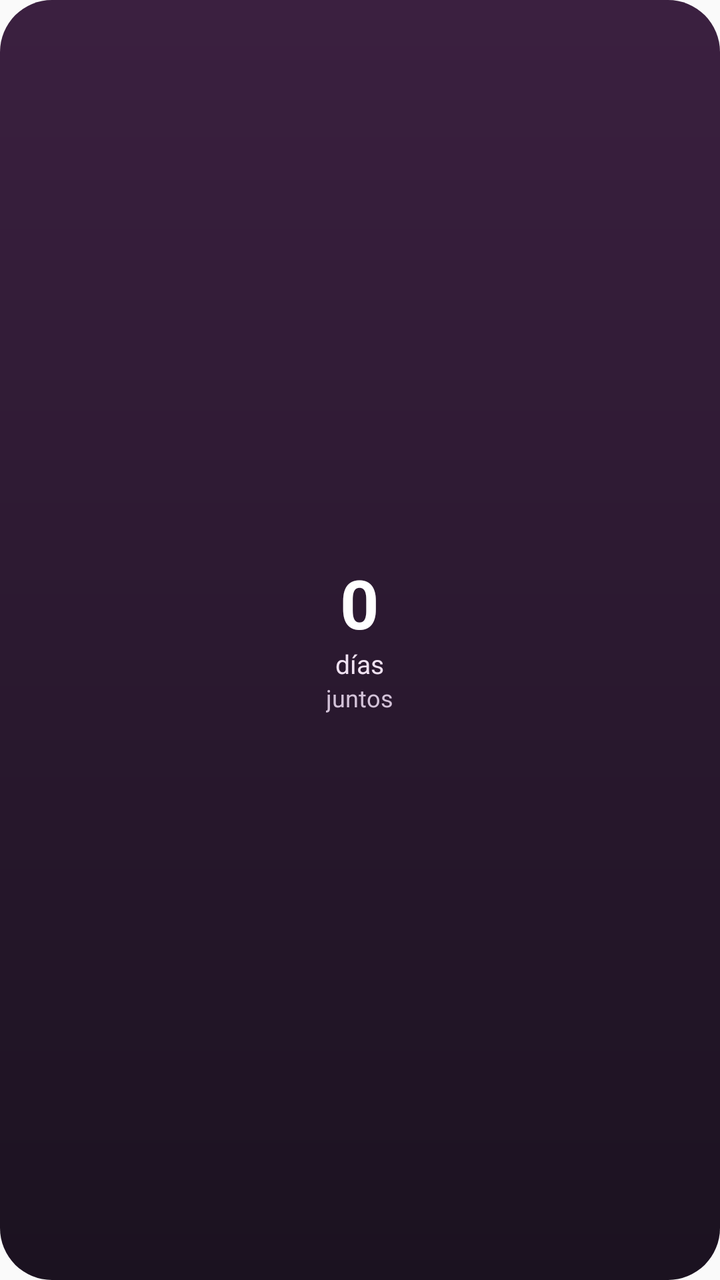
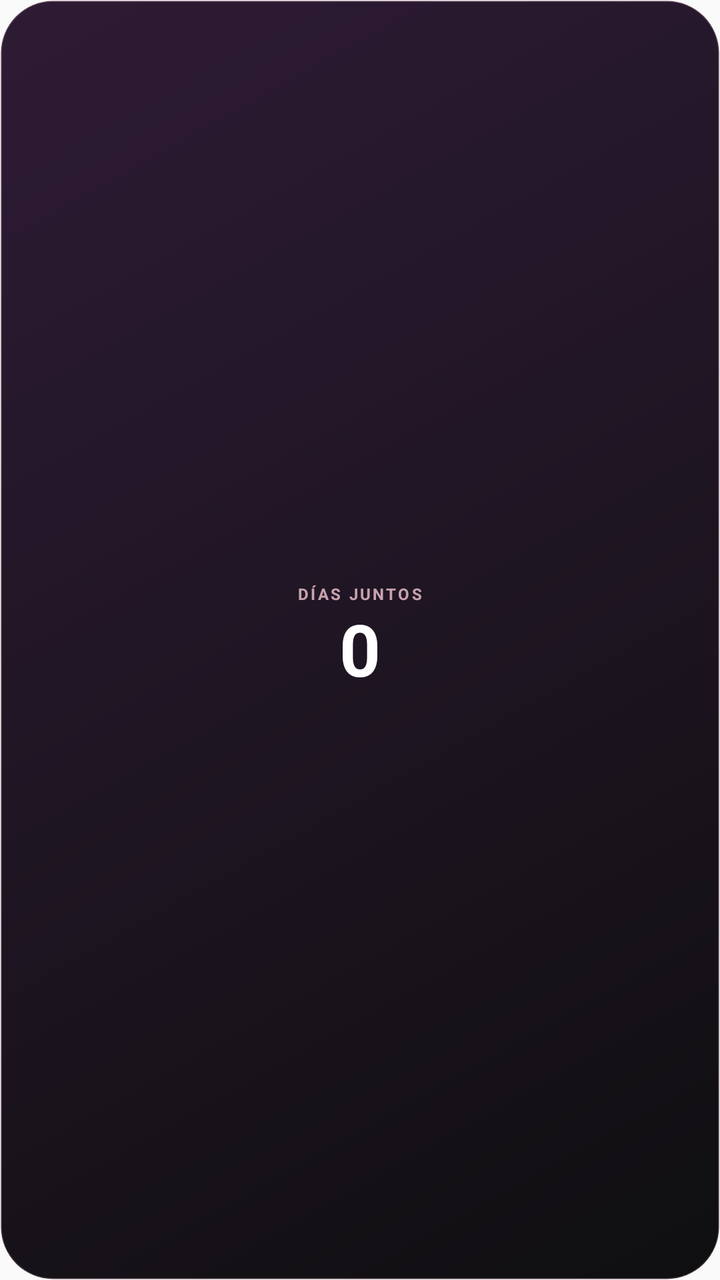

An Android layout rendered at two revisions. The XML below is the earlier revision; the diff shows what the commit changed to produce the second picture.
<!-- AndroidManifest.xml: application theme AppTheme -->
<!-- res/layout/widget_days_compact.xml -->
<?xml version="1.0" encoding="utf-8"?>
<LinearLayout xmlns:android="http://schemas.android.com/apk/res/android"
    android:id="@+id/widget_days_root"
    android:layout_width="match_parent"
    android:layout_height="match_parent"
    android:background="@drawable/widget_days_bg"
    android:gravity="center"
    android:orientation="vertical"
    android:padding="10dp">

    <TextView
        android:id="@+id/widget_days_count"
        android:layout_width="wrap_content"
        android:layout_height="wrap_content"
        android:includeFontPadding="false"
        android:text="0"
        android:textColor="#FFFFFF"
        android:textSize="34sp"
        android:textStyle="bold" />

    <TextView
        android:id="@+id/widget_days_unit"
        android:layout_width="wrap_content"
        android:layout_height="wrap_content"
        android:text="@string/widget_days_unit"
        android:textColor="#F0E2F2"
        android:textSize="13sp" />

    <TextView
        android:id="@+id/widget_days_caption"
        android:layout_width="wrap_content"
        android:layout_height="wrap_content"
        android:text="@string/widget_days_caption2"
        android:textColor="#D3C2D8"
        android:textSize="12sp" />

</LinearLayout>
<!-- resources referenced by this layout -->
<resources>
  <!-- drawable widget_days_bg (drawable) -->
  <?xml version="1.0" encoding="utf-8"?>
  <shape xmlns:android="http://schemas.android.com/apk/res/android"
      android:shape="rectangle">
      <corners android:radius="26dp" />
      <gradient
          android:angle="270"
          android:endColor="#1B1220"
          android:startColor="#3B2040" />
  </shape>
  <string name="widget_days_caption2">juntos</string>
  <string name="widget_days_unit">días</string>
  <style name="AppTheme" parent="Theme.AppCompat.Light.DarkActionBar">
          
          <item name="colorPrimary">@color/colorPrimary</item>
          <item name="colorPrimaryDark">@color/colorPrimaryDark</item>
          <item name="colorAccent">@color/colorAccent</item>
      </style>
</resources>

<!-- the commit's change to res/layout/widget_days_compact.xml (unified diff, before → after) -->
@@ -9,29 +9,39 @@
     android:padding="10dp">
 
     <TextView
+        android:id="@+id/widget_days_label"
+        android:layout_width="wrap_content"
+        android:layout_height="wrap_content"
+        android:includeFontPadding="false"
+        android:letterSpacing="0.14"
+        android:maxLines="1"
+        android:text="@string/widget_days_label_short"
+        android:textColor="#CCF3C5D0"
+        android:textSize="8sp"
+        android:textStyle="bold" />
+
+    <TextView
         android:id="@+id/widget_days_count"
         android:layout_width="wrap_content"
         android:layout_height="wrap_content"
+        android:layout_marginTop="3dp"
         android:includeFontPadding="false"
+        android:maxLines="1"
         android:text="0"
         android:textColor="#FFFFFF"
-        android:textSize="34sp"
+        android:textSize="36sp"
         android:textStyle="bold" />
 
     <TextView
-        android:id="@+id/widget_days_unit"
+        android:id="@+id/widget_days_hint"
         android:layout_width="wrap_content"
         android:layout_height="wrap_content"
-        android:text="@string/widget_days_unit"
-        android:textColor="#F0E2F2"
-        android:textSize="13sp" />
-
-    <TextView
-        android:id="@+id/widget_days_caption"
-        android:layout_width="wrap_content"
-        android:layout_height="wrap_content"
-        android:text="@string/widget_days_caption2"
-        android:textColor="#D3C2D8"
-        android:textSize="12sp" />
+        android:layout_marginTop="2dp"
+        android:includeFontPadding="false"
+        android:maxLines="1"
+        android:text="@string/widget_days_empty"
+        android:textColor="@color/widget_text_muted"
+        android:textSize="9sp"
+        android:visibility="gone" />
 
 </LinearLayout>
<!-- resource entries referenced after the edit -->
@@ -1,22 +1,28 @@
 <!-- resources referenced by this layout -->
 <resources>
+  <color name="widget_text_muted">#B3C9BBD1</color>
   <!-- drawable widget_days_bg (drawable) -->
   <?xml version="1.0" encoding="utf-8"?>
   <shape xmlns:android="http://schemas.android.com/apk/res/android"
       android:shape="rectangle">
       <corners android:radius="26dp" />
       <gradient
-          android:angle="270"
-          android:endColor="#1B1220"
-          android:startColor="#3B2040" />
+          android:angle="315"
+          android:endColor="@color/widget_ink"
+          android:startColor="@color/widget_plum_light" />
+      <stroke
+          android:width="1dp"
+          android:color="#2EF3C5D0" />
   </shape>
-  <string name="widget_days_caption2">juntos</string>
-  <string name="widget_days_unit">días</string>
+  <string name="widget_days_empty">abre la app</string>
+  <string name="widget_days_label_short">DÍAS JUNTOS</string>
   <style name="AppTheme" parent="Theme.AppCompat.Light.DarkActionBar">
           
           <item name="colorPrimary">@color/colorPrimary</item>
           <item name="colorPrimaryDark">@color/colorPrimaryDark</item>
           <item name="colorAccent">@color/colorAccent</item>
       </style>
+  <color name="widget_ink">#0F0F10</color>
+  <color name="widget_plum_light">#2E1B35</color>
 </resources>
 
